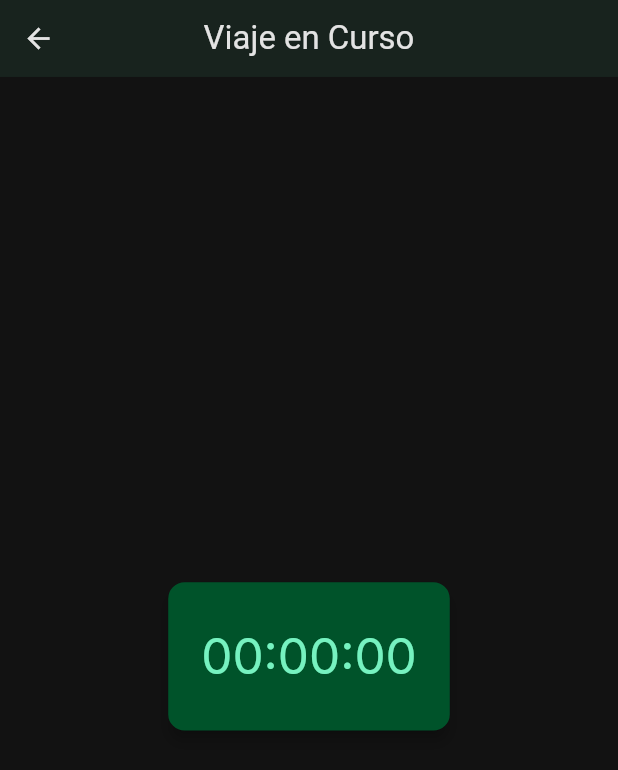
After one commit to vargascarlitos/car_travel_manager, a Flutter app: the _ActiveTripView screen opened directly, on a phone screen of 412 x 824 dp. The commit adds this screen. Shown: the top 770 px of the screen. Run offline on Flutter 3.47's test engine with Material 3 defaults, Android fonts, the phone set to English and light mode, and no system bars; our stand-ins replace equatable, flutter_bloc, formz, google_fonts, responsive_framework, sqflite; accounts and stored records are empty.

```diff
--- a/lib/domain/entities/trip.dart
+++ b/lib/domain/entities/trip.dart
@@ -10,6 +10,7 @@ enum TripStatus { pending, inProgress, completed }
 class Trip extends Equatable {
   const Trip({
     required this.id,
+    this.displayId,
     required this.passengerName,
     required this.totalAmount,
     required this.serviceType,
@@ -22,6 +23,7 @@ class Trip extends Equatable {
   });
 
   final String id;                // UUID
+  final int? displayId;           // ID numérico secuencial para mostrar
   final String passengerName;     // Nombre del pasajero
   final int totalAmount;          // Monto en Gs (entero)
   final ServiceType serviceType;  // Tipo de servicio
@@ -34,6 +36,7 @@ class Trip extends Equatable {
 
   Trip copyWith({
     String? id,
+    int? displayId,
     String? passengerName,
     int? totalAmount,
     ServiceType? serviceType,
@@ -46,6 +49,7 @@ class Trip extends Equatable {
   }) {
     return Trip(
       id: id ?? this.id,
+      displayId: displayId ?? this.displayId,
       passengerName: passengerName ?? this.passengerName,
       totalAmount: totalAmount ?? this.totalAmount,
       serviceType: serviceType ?? this.serviceType,
@@ -61,6 +65,7 @@ class Trip extends Equatable {
   @override
   List<Object?> get props => [
         id,
+        displayId,
         passengerName,
         totalAmount,
         serviceType,
--- /dev/null
+++ b/lib/presentation/pages/active_trip/active_trip_page.dart
@@ -0,0 +1,71 @@
+import 'dart:async';
+
+import 'package:flutter/material.dart';
+
+class ActiveTripPage extends StatelessWidget {
+  const ActiveTripPage({super.key});
+
+  static const String routeName = '/trip-active';
+
+  @override
+  Widget build(BuildContext context) {
+    return const _ActiveTripView();
+  }
+}
+
+class _ActiveTripView extends StatefulWidget {
+  const _ActiveTripView();
+
+  @override
+  State<_ActiveTripView> createState() => _ActiveTripViewState();
+}
+
+class _ActiveTripViewState extends State<_ActiveTripView> {
+  late Stopwatch _stopwatch;
+  Timer? _timer;
+
+  @override
+  void initState() {
+    super.initState();
+    _stopwatch = Stopwatch()..start();
+    _timer = Timer.periodic(const Duration(seconds: 1), (_) => setState(() {}));
+  }
+
+  @override
+  void dispose() {
+    _timer?.cancel();
+    _stopwatch.stop();
+    super.dispose();
+  }
+
+  @override
+  Widget build(BuildContext context) {
+    final theme = Theme.of(context);
+    final colors = theme.colorScheme;
+    final elapsed = _stopwatch.elapsed;
+    final formatted = _format(elapsed);
+
+    return Scaffold(
+      appBar: AppBar(title: const Text('Viaje en Curso'), centerTitle: true),
+      body: Center(
+        child: Card(
+          color: colors.primaryContainer,
+          child: Padding(
+            padding: const EdgeInsets.symmetric(vertical: 32, horizontal: 24),
+            child: Text(
+              formatted,
+              style: theme.textTheme.displaySmall?.copyWith(color: colors.onPrimaryContainer),
+            ),
+          ),
+        ),
+      ),
+    );
+  }
+
+  String _format(Duration d) {
+    final h = d.inHours.remainder(100).toString().padLeft(2, '0');
+    final m = d.inMinutes.remainder(60).toString().padLeft(2, '0');
+    final s = d.inSeconds.remainder(60).toString().padLeft(2, '0');
+    return '$h:$m:$s';
+  }
+}
--- a/lib/presentation/pages/pages.dart
+++ b/lib/presentation/pages/pages.dart
@@ -6,6 +6,7 @@
 export 'new_trip/new_trip_page.dart';
 export 'history/history_page.dart';
 export 'preview/preview_page.dart';
+export 'active_trip/active_trip_page.dart';
 
 // TODO: Agregar exports para futuras páginas:
 // export 'active_trip/active_trip_page.dart';
```
Also changed, not shown: lib/presentation/bloc/preview/preview_cubit.dart (added, +33 -0 lines), lib/presentation/bloc/preview/preview_state.dart (added, +34 -0 lines), lib/presentation/pages/new_trip/new_trip_page.dart (+8 -7 lines), lib/presentation/pages/preview/preview_page.dart (+238 -50 lines).
